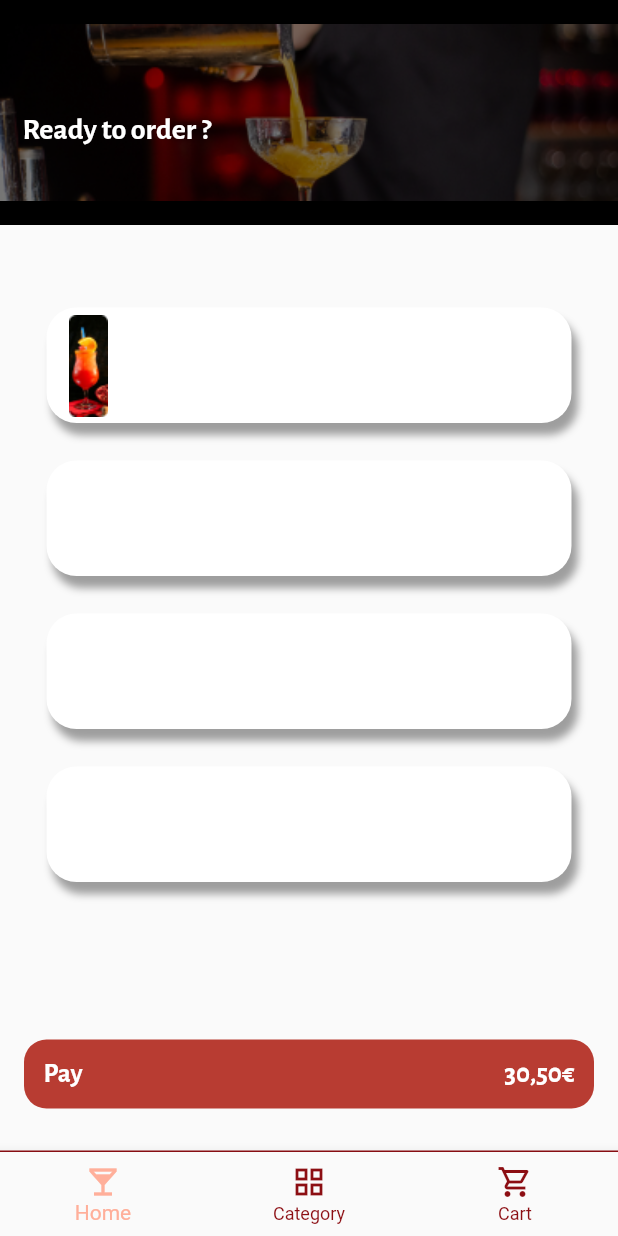
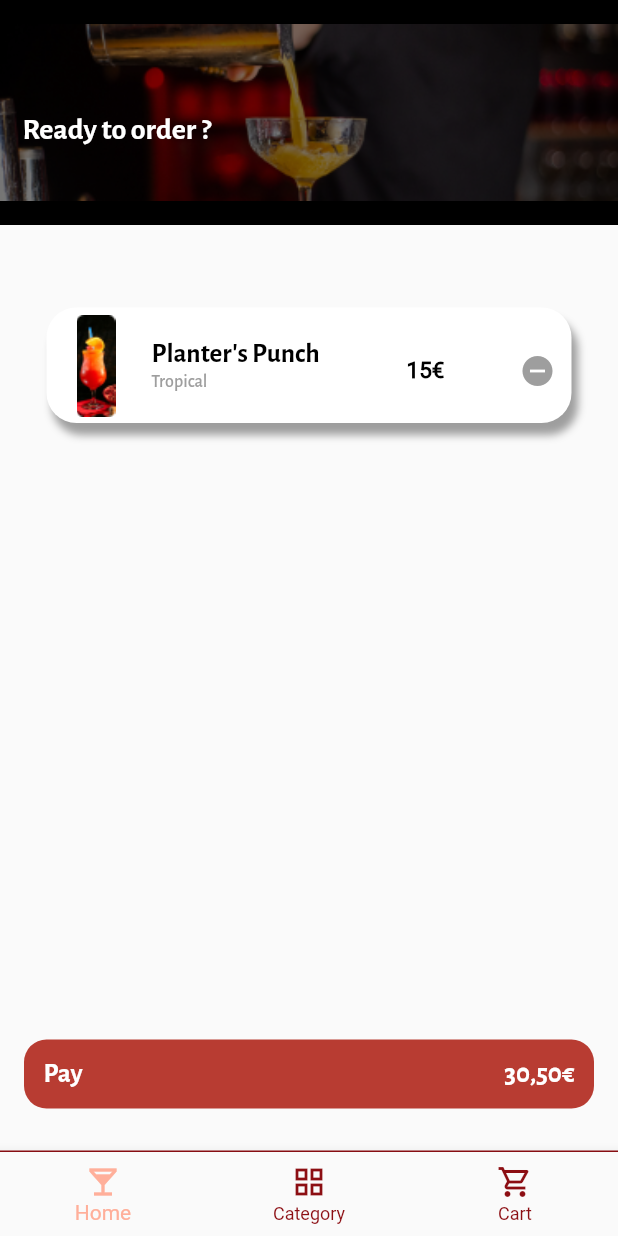
Before and after one commit to elsa-bit/Saucey, a Flutter app: the screen it shows after launch, on a phone screen of 412 x 824 dp. Run offline on Flutter 3.47's test engine with Material 2 defaults, Android fonts, the phone set to English and light mode, and no system bars.

Commit message:
Design cart done without list

```diff
--- /dev/null
+++ b/lib/cart/items/item_cart_element.dart
@@ -0,0 +1,98 @@
+import 'package:flutter/cupertino.dart';
+import 'package:flutter/material.dart';
+
+class ItemCartElement extends StatelessWidget {
+
+  final String photo;
+  final String name;
+  final String category;
+  final String price;
+
+  const ItemCartElement({Key? key, required this.photo, required this.name, required this.category, required this.price}) : super(key: key);
+
+  @override
+  Widget build(BuildContext context) {
+    return Scaffold(
+      body: Container(
+        child: Row(
+          mainAxisAlignment: MainAxisAlignment.spaceEvenly,
+          children: [
+            Stack(
+              children: [
+                Container(
+                  margin: EdgeInsets.only(top: 40),
+                  width: 350,
+                  height: 77,
+                  decoration: BoxDecoration(
+                    color: Colors.white,
+                    borderRadius: BorderRadius.circular(20),
+                    boxShadow: [
+                      BoxShadow(
+                        color: Colors.grey,
+                        blurRadius: 4,
+                        offset: Offset(4, 8), // Shadow position
+                      ),
+                    ],
+                  ),
+                ),
+                Container(
+                  padding: EdgeInsets.only(top: 45, left: 20),
+                  child: Image.asset(
+                      photo),
+                ),
+                Column(
+                  children: [
+                    Padding(
+                      padding: EdgeInsets.only(top:60, left: 70),
+                      child:
+                      Text(
+                        name,
+                        style: TextStyle(
+                            fontFamily: 'AlegreyaSans',
+                            color: Colors.black,
+                            fontWeight: FontWeight.bold,
+                            fontSize: 18),
+                      ),
+                    ),
+                    Container(
+                      padding: EdgeInsets.only(right: 5),
+                      child:
+                      Text(
+                        category,
+                        style: TextStyle(
+                            fontFamily: 'AlegreyaSans',
+                            color: Colors.grey,
+                            fontSize: 12),
+                      ),
+                    ),
+                  ],
+                ),
+                Container(
+                  margin: EdgeInsets.only(top: 70,left: 240),
+                  child: Row(
+                    children: [
+                      Text(
+                        price,
+                        style: TextStyle(
+                            color: Colors.black,
+                            fontWeight: FontWeight.bold,
+                            fontSize: 15),
+                      ),
+                      Container(
+                        padding: EdgeInsets.only(left: 50),
+                        child: Icon(
+                          Icons.remove_circle,
+                          color: Colors.grey,
+                        ),
+                      ),
+                      ],
+                  ),
+                )
+              ],
+            ),
+          ],
+        ),
+      ),
+    );
+  }
+}
--- a/lib/cart/views/cart_cocktail.dart
+++ b/lib/cart/views/cart_cocktail.dart
@@ -1,4 +1,5 @@
 import 'package:flutter/material.dart';
+import 'package:saucey/cart/items/item_cart_element.dart';
 import 'package:saucey/customs/MyColors.dart';
 
 import '../../bottom_nav_bar/BottomNavBar.dart';
@@ -48,98 +49,16 @@ class Cart extends StatelessWidget {
                 padding: EdgeInsets.only(left: 15, right: 15, bottom: 15),
                 scrollDirection: Axis.vertical,
                 child: Column(
+                  mainAxisAlignment: MainAxisAlignment.center,
                   children: [
                     Container(
-                      child: Column(
-                        mainAxisAlignment: MainAxisAlignment.center,
-                        children: [
-                          Stack(
-                            children: [
-                              Container(
-                                margin: EdgeInsets.only(top: 40),
-                                width: 350,
-                                height: 77,
-                                decoration: BoxDecoration(
-                                  color: Colors.white,
-                                  borderRadius: BorderRadius.circular(20),
-                                  boxShadow: [
-                                    BoxShadow(
-                                      color: Colors.grey,
-                                      blurRadius: 4,
-                                      offset: Offset(4, 8), // Shadow position
-                                    ),
-                                  ],
-                                ),
-                              ),
-                              Container(
-                                padding: EdgeInsets.only(top: 45, left: 15),
-                                child: Image.asset(
-                                    'assets/images/red_cocktail.png'),
-                              ),
-                            ],
-                          ),
-                          Stack(
-                            children: [
-                              Container(
-                                margin: EdgeInsets.only(top: 25),
-                                width: 350,
-                                height: 77,
-                                decoration: BoxDecoration(
-                                  color: Colors.white,
-                                  borderRadius: BorderRadius.circular(20),
-                                  boxShadow: [
-                                    BoxShadow(
-                                      color: Colors.grey,
-                                      blurRadius: 4,
-                                      offset: Offset(4, 8), // Shadow position
-                                    ),
-                                  ],
-                                ),
-                              ),
-                            ],
-                          ),
-                          Stack(
-                            children: [
-                              Container(
-                                margin: EdgeInsets.only(top: 25),
-                                width: 350,
-                                height: 77,
-                                decoration: BoxDecoration(
-                                  color: Colors.white,
-                                  borderRadius: BorderRadius.circular(20),
-                                  boxShadow: [
-                                    BoxShadow(
-                                      color: Colors.grey,
-                                      blurRadius: 4,
-                                      offset: Offset(4, 8), // Shadow position
-                                    ),
-                                  ],
-                                ),
-                              ),
-                            ],
-                          ),
-                          Stack(
-                            children: [
-                              Container(
-                                margin: EdgeInsets.only(top: 25),
-                                width: 350,
-                                height: 77,
-                                decoration: BoxDecoration(
-                                  color: Colors.white,
-                                  borderRadius: BorderRadius.circular(20),
-                                  boxShadow: [
-                                    BoxShadow(
-                                      color: Colors.grey,
-                                      blurRadius: 4,
-                                      offset: Offset(4, 8), // Shadow position
-                                    ),
-                                  ],
-                                ),
-                              ),
-                            ],
-                          )
-                        ],
-                      ),
+                      width: double.infinity,
+                      height: 160,
+                      child: ItemCartElement(
+                          photo: 'assets/images/red_cocktail.png',
+                          name: 'Planter\'s Punch',
+                          category: 'Tropical',
+                          price: '15€'),
                     ),
                   ],
                 ),
--- a/lib/main.dart
+++ b/lib/main.dart
@@ -1,4 +1,5 @@
 import 'package:flutter/material.dart';
+import 'package:saucey/cart/items/item_cart_element.dart';
 import 'package:saucey/cart/views/cart_cocktail.dart';
 
 import 'home/views/home.dart';
```
